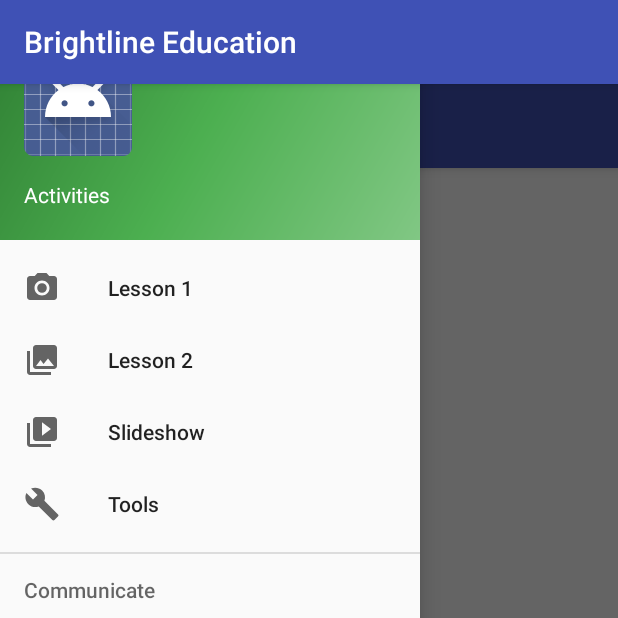
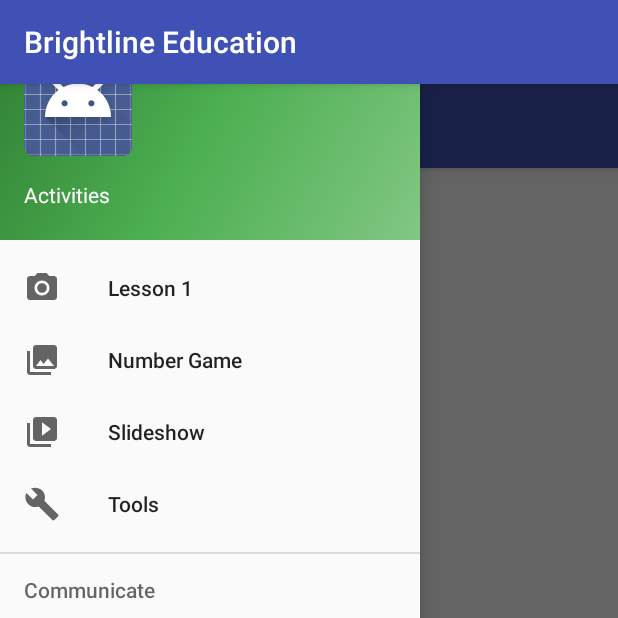
Before and after one commit to ProgrammingDemon/hello-kindle, an Android app: the NewActivity screen opened directly, with no data from a screen before it, with the side drawer open, on a phone screen of 412 x 824 dp, the top half of it. Run offline under Robolectric (Android 15) with nearby library versions, the phone set to English and light mode, and no system bars.

Commit message:
Update activity_main_drawer.xml

```diff
--- a/src/main/res/menu/activity_main_drawer.xml
+++ b/src/main/res/menu/activity_main_drawer.xml
@@ -9,7 +9,7 @@
         <item
             android:id="@+id/nav_gallery"
             android:icon="@drawable/ic_menu_gallery"
-            android:title="Lesson 2" />
+            android:title="Number Game" />
         <item
             android:id="@+id/nav_slideshow"
             android:icon="@drawable/ic_menu_slideshow"
```
